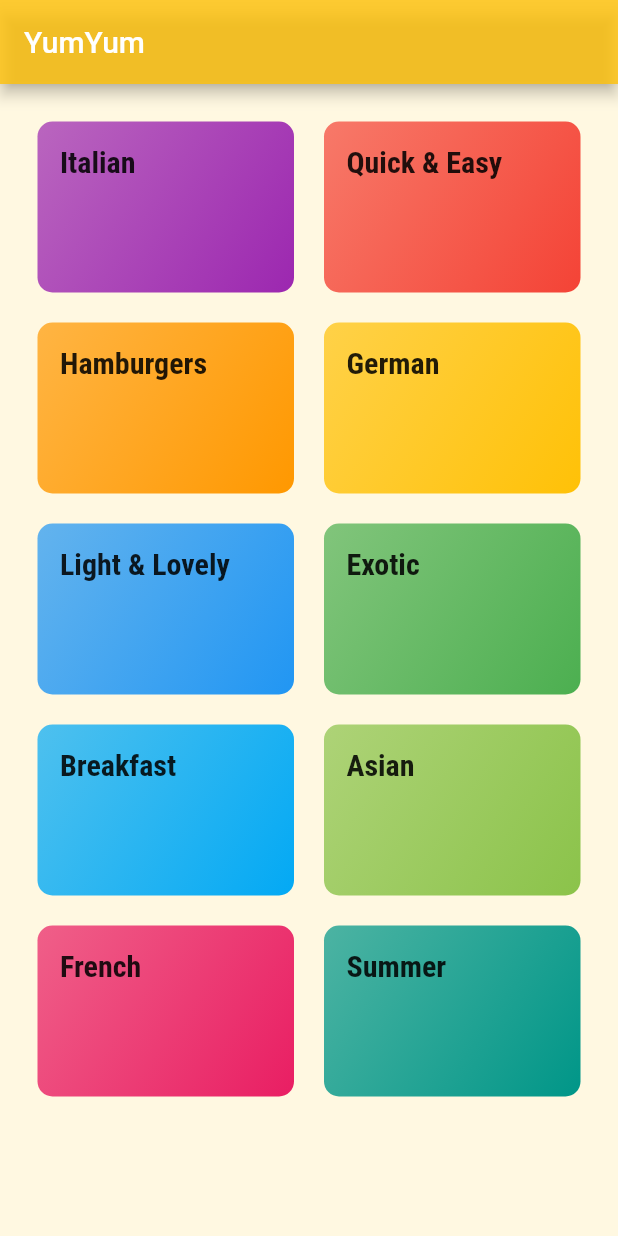
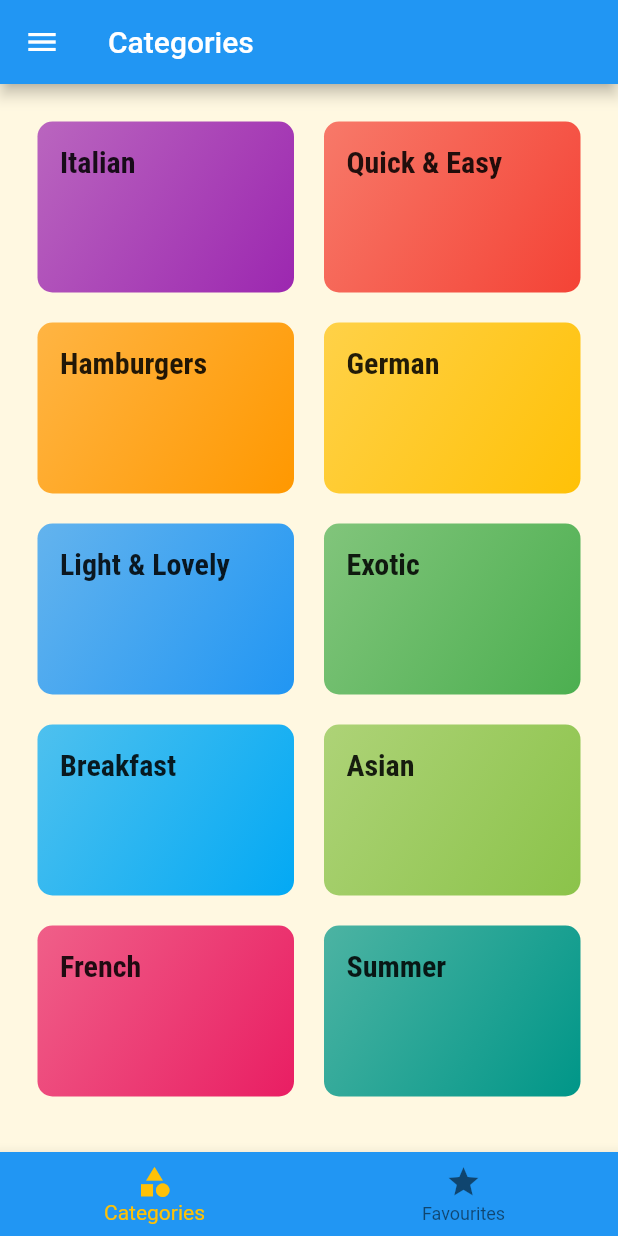
Before and after one commit to tytanus97/yumyum, a Flutter app: the screen it shows after launch, on a phone screen of 412 x 824 dp. Run offline on Flutter 3.47's test engine with Material 2 defaults, Android fonts, the phone set to English and light mode, and no system bars.

Commit message:
add tabs

```diff
--- a/lib/features/meal/presentation/pages/categories_page.dart
+++ b/lib/features/meal/presentation/pages/categories_page.dart
@@ -9,8 +9,7 @@ class CategoriesPage extends StatelessWidget {
 
   @override
   Widget build(BuildContext context) {
-    return Scaffold(
-        body: GridView(
+    return  GridView(
           padding: const EdgeInsets.all(25),
           gridDelegate: const SliverGridDelegateWithMaxCrossAxisExtent(
               maxCrossAxisExtent: 200,
@@ -21,10 +20,7 @@ class CategoriesPage extends StatelessWidget {
               .map((Category category) =>
                   CategoryItem(color: category.color, title: category.title, id: category.id,))
               .toList(),
-        ),
-        appBar: AppBar(
-          title: const Text('YumYum'),
-          backgroundColor: Colors.amber.withOpacity(.8),
-        ));
+        );
+
   }
 }
--- /dev/null
+++ b/lib/features/meal/presentation/pages/tabs_page.dart
@@ -0,0 +1,48 @@
+import 'package:flutter/material.dart';
+import 'package:yumyum/features/meal/presentation/pages/categories_page.dart';
+
+import 'favourites_page.dart';
+
+class TabsPage extends StatefulWidget {
+  const TabsPage({Key? key}) : super(key: key);
+
+  @override
+  _TabsPageState createState() => _TabsPageState();
+}
+
+class _TabsPageState extends State<TabsPage> {
+
+  final List<Map<String,Object>> _pages =  const [
+    {'page': CategoriesPage(), 'title': 'Categories'},
+    {'title':'Favourites', 'page': FavouritesPage()}
+  ];
+
+  int _selectedPageIndex = 0;
+
+  void _selectTab(int index) {
+      setState(() {
+        _selectedPageIndex = index;
+      });
+  }
+
+  @override
+  Widget build(BuildContext context) {
+    return  Scaffold(
+          appBar: AppBar(
+              title:  Text(_pages[_selectedPageIndex]['title'] as String),
+          ),
+          body: _pages[_selectedPageIndex]['page'] as Widget,
+          bottomNavigationBar: BottomNavigationBar(
+            backgroundColor: Theme.of(context).primaryColor,
+            currentIndex: _selectedPageIndex,
+            selectedItemColor: Colors.amber,
+            onTap: _selectTab,
+            items: const [
+              BottomNavigationBarItem(icon: Icon(Icons.category),label: 'Categories'),
+              BottomNavigationBarItem(icon: Icon(Icons.star),label: 'Favourites'),
+            ],
+          ),
+          drawer: Drawer(child: Text('Drawer')),
+        );
+  }
+}
--- a/lib/main.dart
+++ b/lib/main.dart
@@ -2,6 +2,8 @@ import 'package:flutter/material.dart';
 import 'package:yumyum/features/meal/presentation/pages/categories_page.dart';
 import 'package:yumyum/features/meal/presentation/pages/category_details_page.dart';
 import 'package:yumyum/features/meal/presentation/pages/meal_details_page.dart';
+
+import 'features/meal/presentation/pages/tabs_page.dart';
 
 void main() {
   runApp(YumYum());
@@ -32,7 +34,7 @@ class YumYum extends StatelessWidget {
             )
           )
           ),
-      home: CategoriesPage(),
+      home: TabsPage(),
       routes: {
        CategoryDetailsPage.route:(context) => CategoryDetailsPage(),
        MealDetailsPage.route:(context) => MealDetailsPage()
```
Also changed, not shown: lib/features/meal/presentation/pages/favourites_page.dart (added, +12 -0 lines), lib/features/meal/presentation/widgets/meal_steps.dart (+23 -6 lines).
